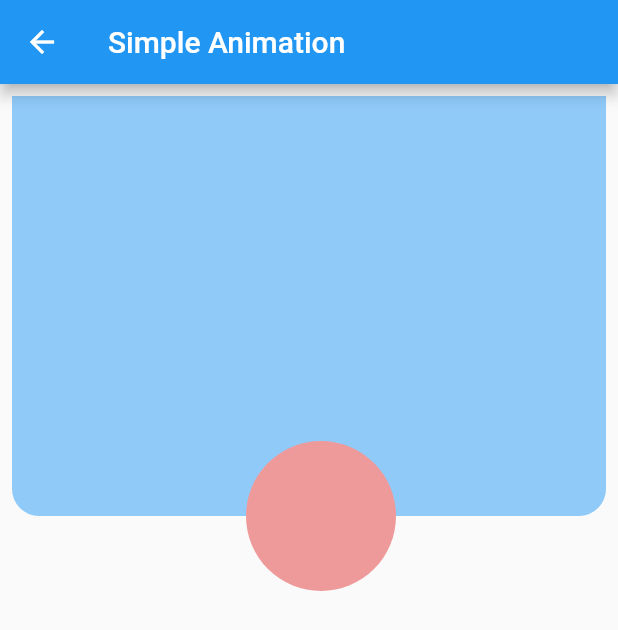
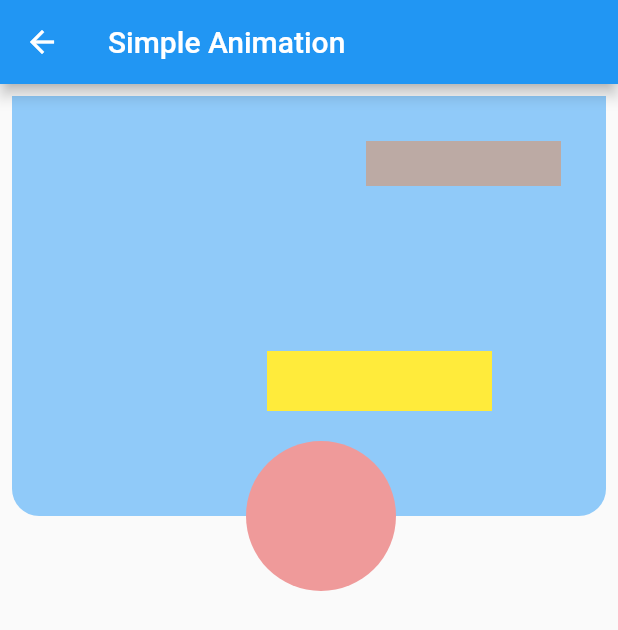
Before and after one commit to sabil62/rive, a Flutter app: the screen it shows after launch, in the side drawer, after a tap on "Simple Animations", on a phone screen of 412 x 824 dp. Shown: the top 630 px of the screen. Run offline on Flutter 3.47's test engine with Material 2 defaults, Android fonts, the phone set to English and light mode, and no system bars; our stand-ins replace simple_animations.

Commit message:
rotation animation and transform offset added

```diff
--- a/apple/lib/animation/simple_animation_plug.dart
+++ b/apple/lib/animation/simple_animation_plug.dart
@@ -1,5 +1,6 @@
 import 'package:flutter/material.dart';
 import 'package:simple_animations/simple_animations.dart';
+import 'dart:math' as math;
 
 class SimpleAnimation extends StatefulWidget {
   @override
@@ -19,7 +20,12 @@ class _SimpleAnimationState extends State<SimpleAnimation> {
           children: [
             Stack(
               overflow: Overflow.visible,
-              children: [boxanimation(), circleButton()],
+              children: [
+                boxanimation(),
+                rectTransform(),
+                rectRotate(),
+                circleButton()
+              ],
             )
           ],
         ),
@@ -47,6 +53,27 @@ class _SimpleAnimationState extends State<SimpleAnimation> {
     );
   }
 
+  Widget rectTransform() {
+    return Positioned(
+      top: 10,
+      left: 10,
+      child: PlayAnimation(
+        tween: Tween(begin: Offset(0, 0), end: Offset(160, 160)),
+        duration: Duration(milliseconds: 1000),
+        builder: (context, child, anims) {
+          return Transform.translate(
+            offset: anims,
+            child: Container(
+              height: 40,
+              width: 150,
+              color: Colors.yellow,
+            ),
+          );
+        },
+      ),
+    );
+  }
+
   Widget circleButton() {
     return Positioned(
       top: 230,
@@ -69,4 +96,25 @@ class _SimpleAnimationState extends State<SimpleAnimation> {
       ),
     );
   }
+
+  Widget rectRotate() {
+    return Positioned(
+      top: 30,
+      right: 30,
+      child: PlayAnimation(
+        tween: Tween(begin: math.pi, end: math.pi * 4),
+        duration: Duration(milliseconds: 2400),
+        builder: (context, child, anims) {
+          return Transform.rotate(
+            angle: anims,
+            child: Container(
+              height: 30,
+              width: 130,
+              color: Colors.brown[200],
+            ),
+          );
+        },
+      ),
+    );
+  }
 }
```
